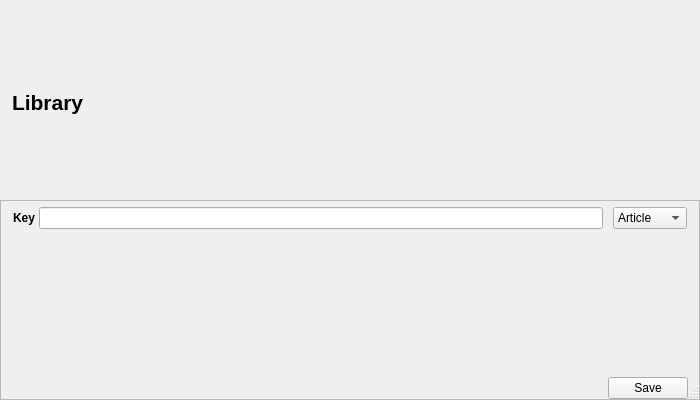
This is labnote/ui/qt_ui/library.ui in drs/LabNote as Qt 5 draws it before an edit. The edited form follows.
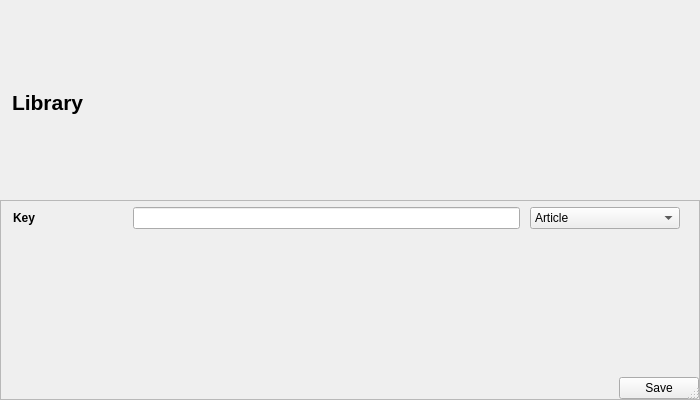
This is the edited form.

Commit message: Enhancement to library gui

What changed in the file:
```diff
--- a/labnote/ui/qt_ui/library.ui
+++ b/labnote/ui/qt_ui/library.ui
@@ -127,20 +127,29 @@
         </property>
         <item>
          <layout class="QFormLayout" name="layout_form">
+          <property name="fieldGrowthPolicy">
+           <enum>QFormLayout::ExpandingFieldsGrow</enum>
+          </property>
+          <property name="labelAlignment">
+           <set>Qt::AlignRight|Qt::AlignTrailing|Qt::AlignVCenter</set>
+          </property>
           <property name="verticalSpacing">
            <number>0</number>
           </property>
+          <property name="rightMargin">
+           <number>7</number>
+          </property>
           <item row="0" column="0">
            <widget class="QLabel" name="lbl_key">
             <property name="minimumSize">
              <size>
-              <width>0</width>
+              <width>120</width>
               <height>0</height>
              </size>
             </property>
             <property name="maximumSize">
              <size>
-              <width>16777215</width>
+              <width>120</width>
               <height>16777215</height>
              </size>
             </property>
@@ -153,6 +162,9 @@
             <property name="text">
              <string>Key </string>
             </property>
+            <property name="alignment">
+             <set>Qt::AlignLeading|Qt::AlignLeft|Qt::AlignVCenter</set>
+            </property>
            </widget>
           </item>
           <item row="0" column="1">
@@ -166,6 +178,9 @@
             <property name="rightMargin">
              <number>12</number>
             </property>
+            <property name="bottomMargin">
+             <number>0</number>
+            </property>
             <item>
              <widget class="QLineEdit" name="txt_key">
               <property name="placeholderText">
@@ -175,6 +190,18 @@
             </item>
             <item>
              <widget class="QComboBox" name="comboBox">
+              <property name="minimumSize">
+               <size>
+                <width>150</width>
+                <height>0</height>
+               </size>
+              </property>
+              <property name="maximumSize">
+               <size>
+                <width>150</width>
+                <height>16777215</height>
+               </size>
+              </property>
               <item>
                <property name="text">
                 <string>Article</string>
@@ -207,7 +234,7 @@
            <number>0</number>
           </property>
           <property name="rightMargin">
-           <number>11</number>
+           <number>0</number>
           </property>
           <item>
            <spacer name="horizontalSpacer_2">
```
The commit also changes 3 other files.
